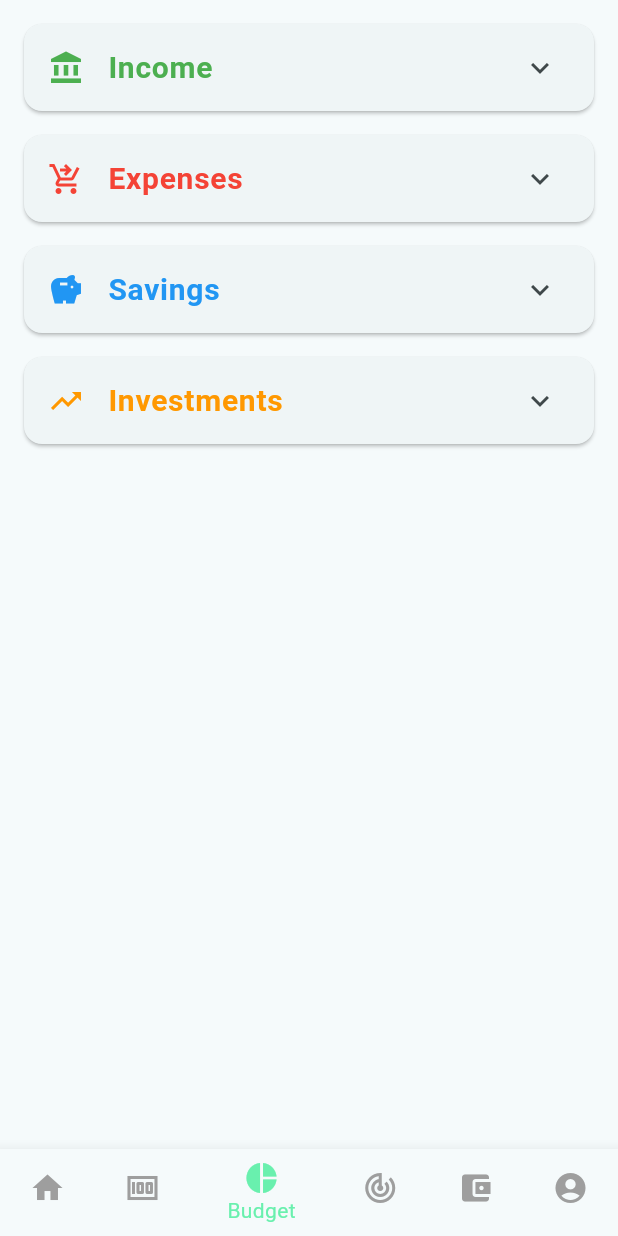
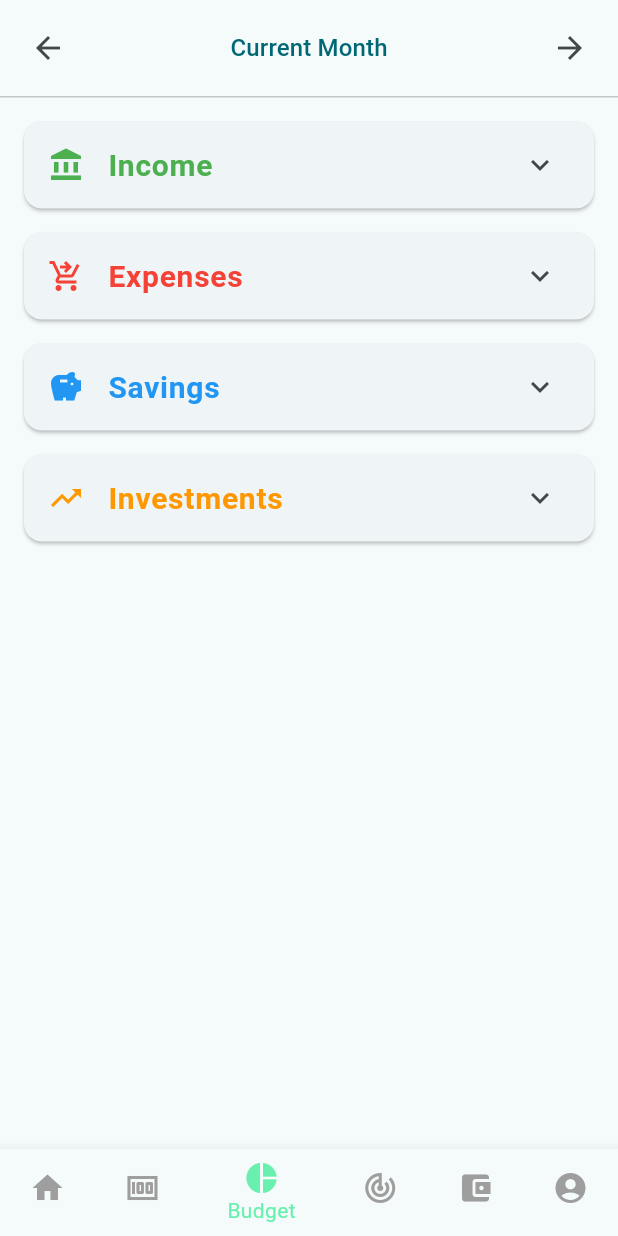
Before and after one commit to niklegault/ultimate_finance, a Flutter app: the screen it shows after launch, item 3 of the bottom bar chosen, on a phone screen of 412 x 824 dp. Run offline on Flutter 3.47's test engine with Material 3 defaults, Android fonts, the phone set to English and light mode, and no system bars.

Commit message:
basics of period selection in, not working currently

```diff
--- a/lib/screens/budget_screen.dart
+++ b/lib/screens/budget_screen.dart
@@ -2,6 +2,7 @@ import 'package:flutter/material.dart';
 import 'package:ultimate_finance/models/budget_category.dart';
 import 'package:ultimate_finance/models/types.dart';
 import 'package:ultimate_finance/theme/app_theme.dart';
+import 'package:ultimate_finance/widgets/period_selector.dart';
 
 // Dummy categories
 List<BudgetCategory> _allBudgetCategories = [
@@ -183,7 +184,18 @@ class _BudgetScreenState extends State<BudgetScreen> {
   Widget build(BuildContext context) {
     final theme = Theme.of(context).extension<FinancialThemeExtension>()!;
 
-    return ListView(
+    return Column(
+      children: [
+        Padding(
+          padding: const EdgeInsets.all(8.0),
+          child: PeriodSelector(
+            selectedPeriod: null,
+            onPeriodChanged: (period) {},
+          ),
+        ),
+        const Divider(height: 1),
+        Expanded(
+          child: ListView(
             padding: const EdgeInsets.all(8.0),
             children: <Widget>[
               _buildCategorySection(
@@ -211,6 +223,9 @@ class _BudgetScreenState extends State<BudgetScreen> {
                 sectionColour: theme.investment,
               ),
             ],
+          ),
+        ),
+      ],
     );
   }
 }
--- /dev/null
+++ b/lib/widgets/period_selector.dart
@@ -0,0 +1,104 @@
+import 'package:flutter/material.dart';
+import 'package:intl/intl.dart';
+
+String _displayMonthYear(DateTime? date) {
+  if (date == null) {
+    return 'Current Month';
+  }
+  return DateFormat('MMMM yyyy').format(date);
+}
+
+class PeriodSelector extends StatelessWidget {
+  final DateTime? selectedPeriod;
+  final ValueChanged<DateTime?> onPeriodChanged;
+
+  const PeriodSelector({
+    super.key,
+    required this.selectedPeriod,
+    required this.onPeriodChanged,
+  });
+
+  void _previousMonth() {
+    DateTime newPeriod;
+    if (selectedPeriod == null) {
+      final now = DateTime.now();
+      newPeriod = DateTime(now.year, now.month - 1);
+    } else {
+      newPeriod = DateTime(selectedPeriod!.year, selectedPeriod!.month - 1);
+    }
+    onPeriodChanged(newPeriod);
+  }
+
+  void _nextMonth() {
+    DateTime newPeriod;
+    if (selectedPeriod == null) {
+      final now = DateTime.now();
+      newPeriod = DateTime(now.year, now.month + 1);
+    } else {
+      newPeriod = DateTime(selectedPeriod!.year, selectedPeriod!.month + 1);
+    }
+    onPeriodChanged(newPeriod);
+  }
+
+  Future<void> _selectPeriod(BuildContext context) async {
+    final DateTime initialDate = selectedPeriod ?? DateTime.now();
+    final DateTime? pickedDate = await showDatePicker(
+      context: context,
+      initialDate: DateTime(initialDate.year, initialDate.month, 1),
+      firstDate: DateTime(2000),
+      lastDate: DateTime(2100),
+      initialDatePickerMode: DatePickerMode.year,
+      helpText: 'SELECT MONTH & YEAR',
+      builder: (context, child) {
+        return Theme(
+          data: Theme.of(context).copyWith(
+            colorScheme: Theme.of(context).colorScheme.copyWith(
+              primary: Theme.of(context).colorScheme.primary,
+            ),
+          ),
+          child: child!,
+        );
+      },
+    );
+
+    if (pickedDate != null) {
+      final selectedMonthYear = DateTime(pickedDate.year, pickedDate.month, 1);
+      final now = DateTime.now();
+      if (selectedMonthYear.year == now.year &&
+          selectedMonthYear.month == now.month) {
+        onPeriodChanged(null);
+      } else {
+        onPeriodChanged(selectedMonthYear);
+      }
+    }
+  }
+
+  @override
+  Widget build(BuildContext context) {
+    final displayPeriod = _displayMonthYear(selectedPeriod);
+
+    return Row(
+      mainAxisAlignment: MainAxisAlignment.spaceBetween,
+      children: [
+        IconButton(
+          icon: const Icon(Icons.arrow_back),
+          onPressed: _previousMonth,
+        ),
+        TextButton(
+          onPressed: () => _selectPeriod(context),
+          child: Text(
+            _displayMonthYear(selectedPeriod),
+            style: TextStyle(
+              fontSize: 16,
+              color: Theme.of(context).colorScheme.primary,
+            ),
+          ),
+        ),
+        IconButton(
+          icon: const Icon(Icons.arrow_forward),
+          onPressed: _nextMonth,
+        ),
+      ],
+    );
+  }
+}
--- a/pubspec.yaml
+++ b/pubspec.yaml
@@ -34,6 +34,7 @@ dependencies:
   # The following adds the Cupertino Icons font to your application.
   # Use with the CupertinoIcons class for iOS style icons.
   cupertino_icons: ^1.0.8
+  intl: ^0.20.2
 
 dev_dependencies:
   flutter_test:
```
Also changed, not shown: pubspec.lock. Lines whose indentation alone changed are shown as unchanged.
